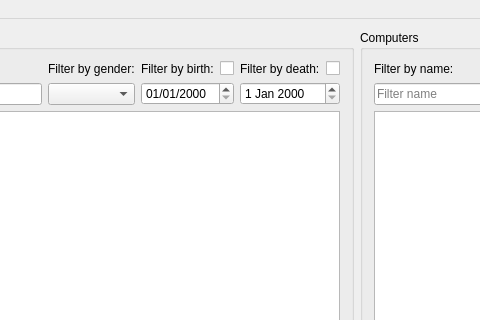
Qt form skilaverkefni3/ui/mainwindow.ui (Njallzzz/Skilaverkefni) before a commit; both pictures show x 143 to 623 and y 0 to 320 of the 999 by 575 pixel window.
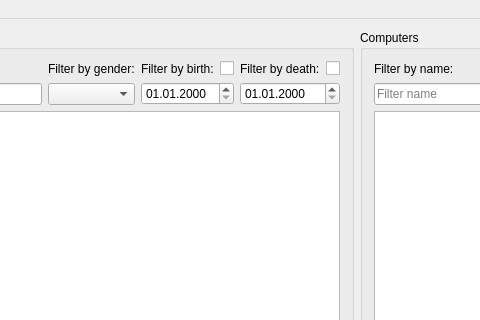
The same form after that commit.

Commit message: changed format for birth and death filters

Diff of the .ui file:
```diff
--- a/skilaverkefni3/ui/mainwindow.ui
+++ b/skilaverkefni3/ui/mainwindow.ui
@@ -84,7 +84,7 @@
              <item>
               <widget class="QDateEdit" name="date_birth_p">
                <property name="displayFormat">
-                <string>dd/MM/yyyy</string>
+                <string>dd.MM.yyyy</string>
                </property>
               </widget>
              </item>
@@ -111,7 +111,11 @@
               </layout>
              </item>
              <item>
-              <widget class="QDateEdit" name="date_death_p"/>
+              <widget class="QDateEdit" name="date_death_p">
+               <property name="displayFormat">
+                <string>dd.MM.yyyy</string>
+               </property>
+              </widget>
              </item>
             </layout>
            </item>
```
The commit also changes 1 other file.
